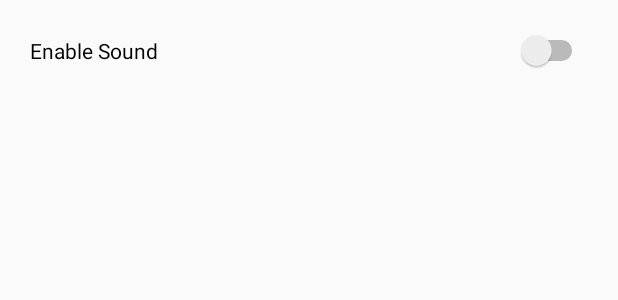
After one commit to AleSpero/SPenPrank, an Android app: the layout settings.xml on its own in the app's theme, with its tools: preview values and no code run, on a phone screen of 412 x 824 dp. The commit adds this screen. Shown: the top 300 px of the screen. Run offline under Robolectric (Android 15) with nearby library versions, the phone set to English and light mode, and no system bars.

Commit message:
Added expCardView

```diff
--- a/app/build.gradle
+++ b/app/build.gradle
@@ -30,4 +30,6 @@ dependencies {
     testImplementation 'junit:junit:4.12'
     androidTestImplementation 'com.android.support.test:runner:1.0.2'
     androidTestImplementation 'com.android.support.test.espresso:espresso-core:3.0.2'
+
+    implementation 'com.alespero:expandable-cardview:0.8'
 }
--- a/app/src/main/java/com/alespero/spenprank/MainActivity.kt
+++ b/app/src/main/java/com/alespero/spenprank/MainActivity.kt
@@ -7,7 +7,9 @@ import android.content.IntentFilter
 import android.media.MediaPlayer
 import android.support.v7.app.AppCompatActivity
 import android.os.Bundle
+import android.support.v7.widget.CardView
 import android.widget.Switch
+import com.alespero.expandablecardview.ExpandableCardView
 import kotlinx.android.synthetic.main.activity_main.*
 
 class MainActivity : AppCompatActivity() {
@@ -18,6 +20,7 @@ class MainActivity : AppCompatActivity() {
     }
 
     var mediaPlayer : MediaPlayer? = null
+    lateinit var enableSound : Switch
     val sPenIntentFilter = IntentFilter(SPEN_ACTION)
     var firstReceive = true
 
@@ -34,6 +37,9 @@ class MainActivity : AppCompatActivity() {
         super.onCreate(savedInstanceState)
         setContentView(R.layout.activity_main)
 
+        findViewById<ExpandableCardView>(R.id.settings).findViewById<CardView>(R.id.card).radius = 30f
+
+        enableSound = findViewById(R.id.enableSound)
         mediaPlayer = MediaPlayer.create(this, R.raw.ack_ack)
 
         enableSound.setOnCheckedChangeListener{ buttonView , isChecked ->
--- /dev/null
+++ b/app/src/main/res/layout/settings.xml
@@ -0,0 +1,17 @@
+<?xml version="1.0" encoding="utf-8"?>
+<LinearLayout xmlns:android="http://schemas.android.com/apk/res/android"
+    android:layout_width="match_parent"
+    android:layout_height="match_parent"
+    xmlns:tools="http://schemas.android.com/tools"
+    android:padding="20dp">
+
+    <Switch
+        android:id="@+id/enableSound"
+        android:layout_width="match_parent"
+        android:layout_height="wrap_content"
+        android:text="Enable Sound"
+        android:layout_centerInParent="true"
+        tools:layout_editor_absoluteX="100dp"
+        tools:layout_editor_absoluteY="116dp" />
+
+</LinearLayout>
```
Also changed, not shown: app/src/main/res/layout/activity_main.xml (+22 -11 lines).
